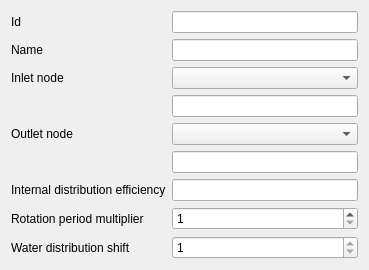
Old version of the form layerforms/irrigation_unit_dialog.ui in the repository rita-tools/IdrAgraTools.
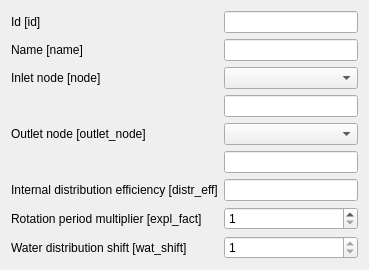
New version of the form.

The edit to the form file:
```diff
--- a/layerforms/irrigation_unit_dialog.ui
+++ b/layerforms/irrigation_unit_dialog.ui
@@ -7,7 +7,7 @@
     <x>0</x>
     <y>0</y>
     <width>369</width>
-    <height>239</height>
+    <height>246</height>
    </rect>
   </property>
   <property name="windowTitle">
@@ -23,7 +23,7 @@
       <string>Unique feature identifier</string>
      </property>
      <property name="text">
-      <string>Id</string>
+      <string>Id [id]</string>
      </property>
     </widget>
    </item>
@@ -43,7 +43,7 @@
       <string>The name of the link</string>
      </property>
      <property name="text">
-      <string>Name</string>
+      <string>Name [name]</string>
      </property>
     </widget>
    </item>
@@ -60,7 +60,7 @@
       <string>The feature id of the inlet node</string>
      </property>
      <property name="text">
-      <string>Inlet node</string>
+      <string>Inlet node [node]</string>
      </property>
     </widget>
    </item>
@@ -80,7 +80,7 @@
       <string>The feature id of the inlet node</string>
      </property>
      <property name="text">
-      <string>Outlet node</string>
+      <string>Outlet node [outlet_node]</string>
      </property>
     </widget>
    </item>
@@ -100,7 +100,7 @@
       <string>The feature id of the inlet node</string>
      </property>
      <property name="text">
-      <string>Internal distribution efficiency</string>
+      <string>Internal distribution efficiency [distr_eff]</string>
      </property>
     </widget>
    </item>
@@ -113,7 +113,7 @@
       <string>The feature id of the inlet node</string>
      </property>
      <property name="text">
-      <string>Rotation period multiplier</string>
+      <string>Rotation period multiplier [expl_fact]</string>
      </property>
     </widget>
    </item>
@@ -130,7 +130,7 @@
       <string>The feature id of the inlet node</string>
      </property>
      <property name="text">
-      <string>Water distribution shift</string>
+      <string>Water distribution shift [wat_shift]</string>
      </property>
     </widget>
    </item>
```
